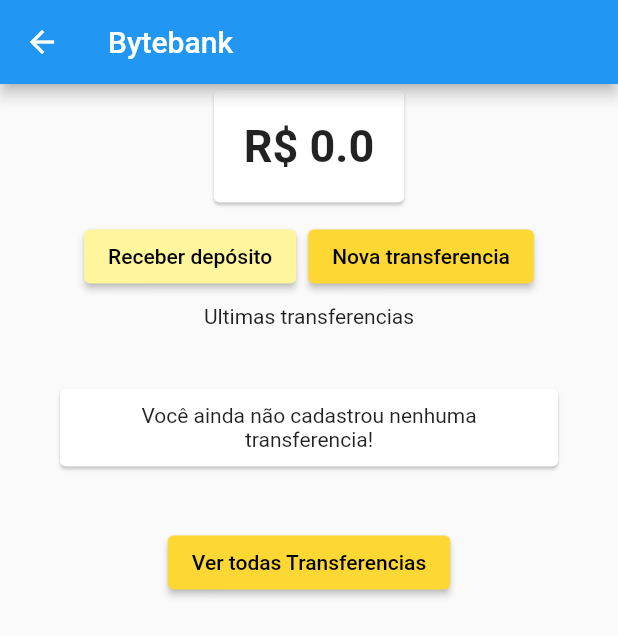
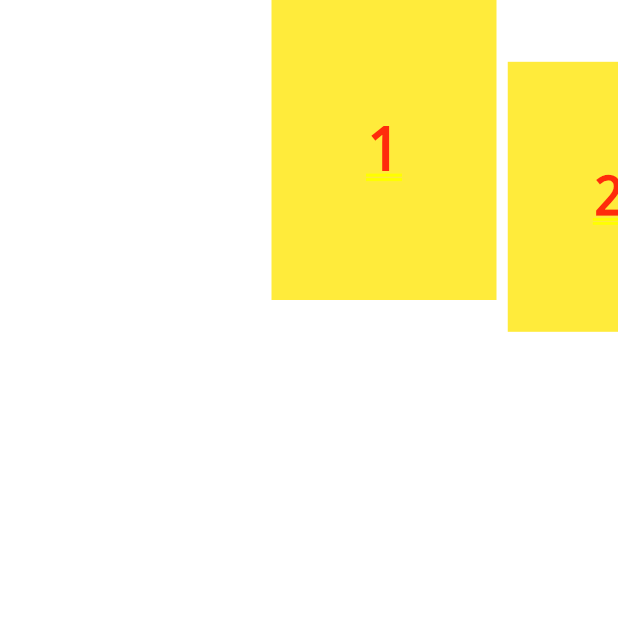
Before and after one commit to brunocardoso1/studying_provider, a Flutter app: the screen it shows after launch, after a tap on "Cadastrar", on a phone screen of 412 x 824 dp. Shown: the top 636 px of the screen. Run offline on Flutter 3.47's test engine with Material 2 defaults, Android fonts, the phone set to English and light mode, and no system bars; drawn by our look-alikes of scroll_snap_list.

Commit message:
implementing horizontal list

```diff
--- /dev/null
+++ b/lib/screens/card/horizontal_card.dart
@@ -0,0 +1,56 @@
+import 'package:flutter/material.dart';
+import 'package:scroll_snap_list/scroll_snap_list.dart';
+
+class BuildCards extends StatelessWidget {
+  List<int> data = [1, 2, 3, 4, 5];
+
+  Widget buildCard(BuildContext context, int index) {
+    if (index == data.length) {
+      return Center(
+        child: CircularProgressIndicator(),
+      );
+    } else {
+      return Container(
+        width: 150,
+        child: Column(
+          children: [
+            Container(
+              color: Colors.yellow,
+              width: 150,
+              height: 200,
+              child: Center(
+                  child: Text(
+                '${data[index]}',
+                style: TextStyle(fontSize: 40),
+              )),
+            ),
+          ],
+        ),
+      );
+    }
+  }
+
+  @override
+  Widget build(BuildContext context) {
+    return Container(
+      height: 100,
+      width: 100,
+      child: Column(
+        mainAxisAlignment: MainAxisAlignment.center,
+        children: [
+          Expanded(
+              child: ScrollSnapList(
+            itemBuilder: buildCard,
+            itemSize: 50,
+            dynamicItemSize: true,
+            onItemFocus: null,
+            onReachEnd: () {
+              print('Done!');
+            },
+            itemCount: data.length,
+          ))
+        ],
+      ),
+    );
+  }
+}
--- a/lib/screens/dashboard/dashboard.dart
+++ b/lib/screens/dashboard/dashboard.dart
@@ -1,4 +1,5 @@
 import 'package:flutter/material.dart';
+import 'package:studying_provider/screens/card/horizontal_card.dart';
 import 'package:studying_provider/screens/dashboard/saldo.dart';
 import 'package:studying_provider/screens/deposito/formulario.dart';
 import 'package:studying_provider/screens/transferencia/formulario.dart';
@@ -9,9 +10,7 @@ class Dashboard extends StatelessWidget {
   @override
   Widget build(BuildContext context) {
     return Scaffold(
-      appBar: AppBar(
-        title: Text('Bytebank'),
-      ),
+
       body: ListView(
         children: [
           Align(alignment: Alignment.topCenter, child: SaldoCard()),
@@ -54,7 +53,10 @@ class Dashboard extends StatelessWidget {
                   ))
             ],
           ),
+
           UltimasTransferencias(),
+          BuildCards(),
+
         ],
       ),
     );
--- a/lib/screens/tela inicial/home_screen.dart
+++ b/lib/screens/tela inicial/home_screen.dart
@@ -1,4 +1,5 @@
 import 'package:flutter/material.dart';
+import 'package:studying_provider/screens/card/horizontal_card.dart';
 import 'package:studying_provider/screens/dashboard/dashboard.dart';
 
 class HomeScreen extends StatelessWidget {
@@ -56,7 +57,7 @@ class HomeScreen extends StatelessWidget {
                   child: Text("Cadastrar"),
                   onPressed: () {
                     Navigator.push(context,
-                        MaterialPageRoute(builder: (context) => Dashboard()));
+                        MaterialPageRoute(builder: (context) => BuildCards()));
                   },
                 ),
               ],
--- a/pubspec.yaml
+++ b/pubspec.yaml
@@ -29,6 +29,7 @@ dependencies:
   # Use with the CupertinoIcons class for iOS style icons.
   cupertino_icons: ^1.0.2
   provider:
+  scroll_snap_list:
 
 dev_dependencies:
   flutter_test:
```
Also changed, not shown: pubspec.lock.
